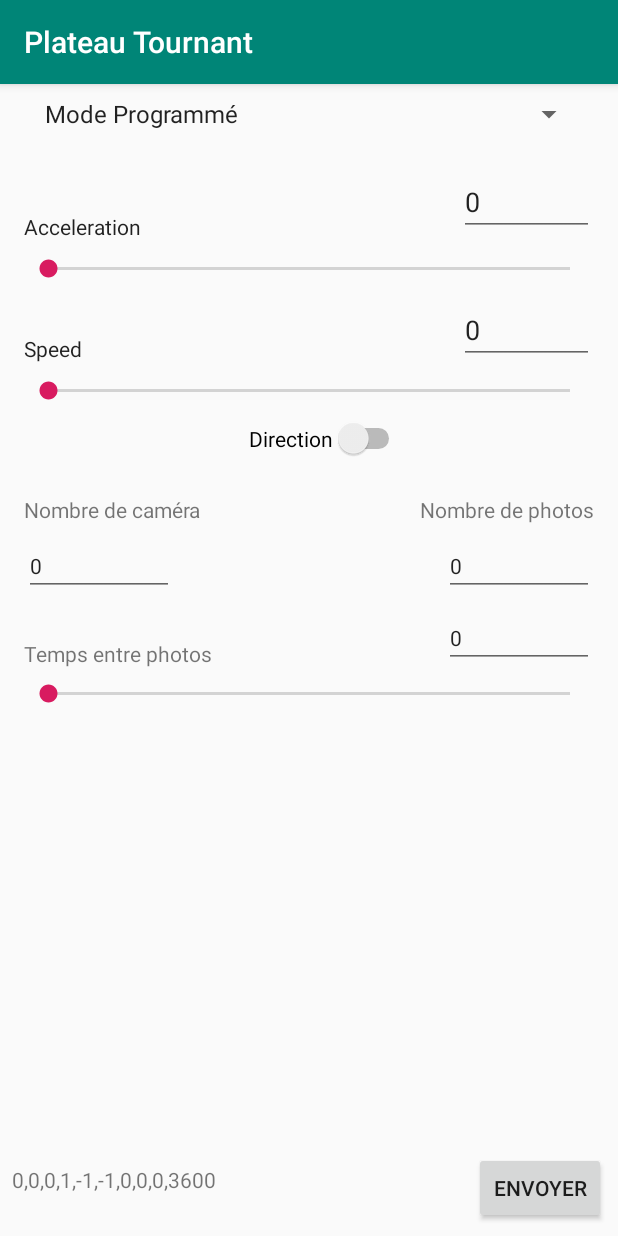
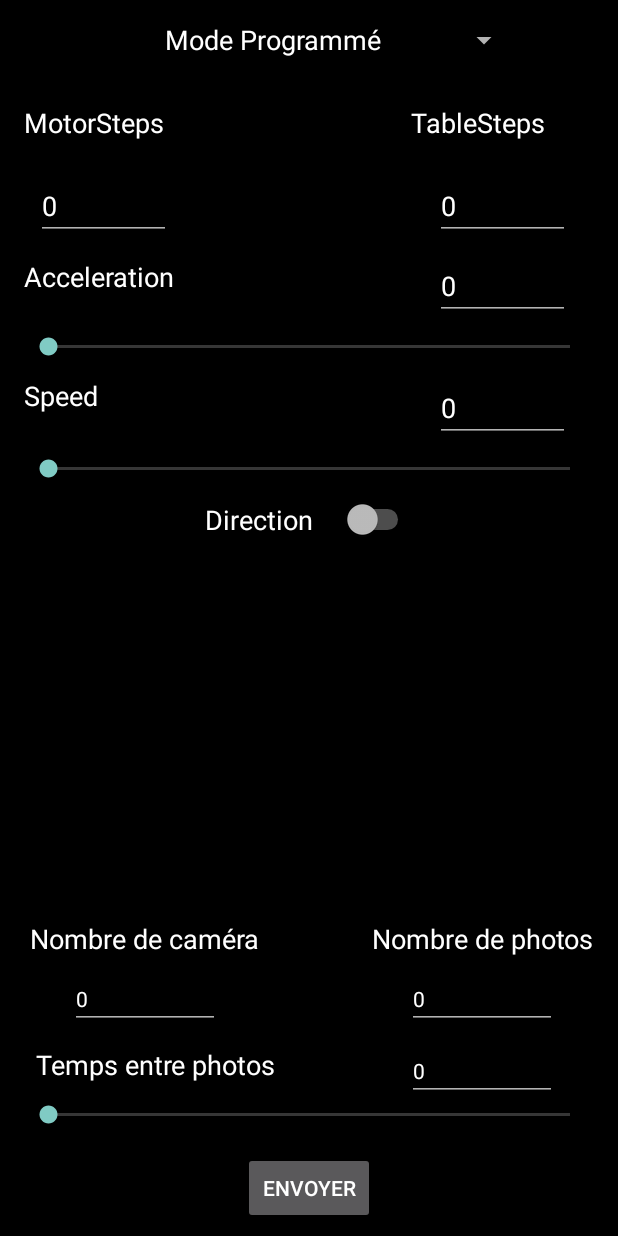
Before and after one commit to LouisMalbranque/Table-Rotative, an Android app: the MainActivity screen opened directly, with no data from a screen before it, after a tap on "ENVOYER", on a phone screen of 412 x 824 dp. Run offline under Robolectric (Android 15) with nearby library versions, the phone set to English and light mode, and no system bars.

Commit message:
design layout

```diff
--- a/software/android app/app/src/main/AndroidManifest.xml
+++ b/software/android app/app/src/main/AndroidManifest.xml
@@ -11,7 +11,7 @@
         android:label="@string/app_name"
         android:roundIcon="@mipmap/ic_launcher_round"
         android:supportsRtl="true"
-        android:theme="@style/AppTheme">
+        android:theme="@style/Theme.AppCompat.NoActionBar">
         <activity android:name=".Connexion">
             <intent-filter>
                 <action android:name="android.intent.action.MAIN" />
--- a/software/android app/app/src/main/java/com/example/louis/plateautournant/Bluetooth/Peripherique.java
+++ b/software/android app/app/src/main/java/com/example/louis/plateautournant/Bluetooth/Peripherique.java
@@ -146,6 +146,8 @@ public class Peripherique {
     {
         System.out.println("déconnexion");
 
+        isConnected=false;
+
         try {
             tReception.arreter();
         }catch (Exception e){
@@ -165,7 +167,6 @@ public class Peripherique {
             try {socket.close();} catch (Exception e) {}
             socket = null;
         }
-
         System.out.println("déconnexion réussie");
         return true;
 
--- a/software/android app/app/src/main/java/com/example/louis/plateautournant/MainActivity.java
+++ b/software/android app/app/src/main/java/com/example/louis/plateautournant/MainActivity.java
@@ -25,13 +25,19 @@ public class MainActivity extends AppCompatActivity {
     private String data ="";
 
     private Spinner spinnerMode;
+
     private EditText accelerationNumber;
     private EditText speedNumber;
+    private EditText stepsmotorNumber;
+    private EditText stepstableNumber;
+
     private SeekBar accelerationSeekBar;
     private SeekBar speedSeekBar;
+
     private Switch directionSwitch;
+
     private Button sendButton;
-    private TextView dataText;
+
 
     ArrayList<String> spinnerModeItems = new ArrayList<String>();
 
@@ -55,22 +61,21 @@ public class MainActivity extends AppCompatActivity {
         super.onCreate(savedInstanceState);
         setContentView(R.layout.activity_main);
 
-
-
         spinnerMode = findViewById(R.id.spinnerMode);
 
         accelerationNumber = findViewById(R.id.numberAcceleration);
         accelerationSeekBar = findViewById(R.id.seekbarAcceleration);
 
-
         speedNumber = findViewById(R.id.numberSpeed);
         speedSeekBar = findViewById(R.id.seekbarSpeed);
+
+
+
 
         directionSwitch = findViewById(R.id.directionSwitch);
 
         sendButton = findViewById(R.id.buttonSend);
 
-        dataText = findViewById(R.id.data);
 
         accelerationNumber.addTextChangedListener(new TextWatcher() {
             @Override
@@ -154,8 +159,8 @@ public class MainActivity extends AppCompatActivity {
         spinnerModeItems.add("Mode Temps Réel");
 
 
-        ArrayAdapter<String> adapter = new ArrayAdapter<String>(this, android.R.layout.simple_spinner_item, spinnerModeItems);
-        adapter.setDropDownViewResource(android.R.layout.simple_spinner_dropdown_item);
+        ArrayAdapter<String> adapter = new ArrayAdapter<String>(this, R.layout.custom_spinner, spinnerModeItems);
+        adapter.setDropDownViewResource(R.layout.custom_spinner);
         spinnerMode.setAdapter(adapter);
         adapter.setNotifyOnChange(true);
 
@@ -228,7 +233,6 @@ public class MainActivity extends AppCompatActivity {
                 data +=Integer.toString(pause_between_camera)+",";
                 data +=Integer.toString(steps);
 
-                dataText.setText(data);
             }
         });
     }
--- a/software/android app/app/src/main/res/layout/activity_main.xml
+++ b/software/android app/app/src/main/res/layout/activity_main.xml
@@ -7,15 +7,19 @@
     tools:context=".Connexion"
     android:focusable="true"
     android:focusableInTouchMode="true"
-    android:clickable="true">
+    android:clickable="true"
+    android:background="@color/colorPrimary"
+    >
+
 
     <Spinner
         android:id="@+id/spinnerMode"
-        android:layout_width="368dp"
-        android:layout_height="wrap_content"
-        android:layout_marginStart="8dp"
-        android:layout_marginTop="8dp"
-        android:layout_marginEnd="8dp"
+        android:layout_width="0dp"
+        android:layout_height="53dp"
+        android:layout_marginStart="65dp"
+        android:layout_marginEnd="65dp"
+        android:overlapAnchor="false"
+        android:textAlignment="center"
         app:layout_constraintEnd_toEndOf="parent"
         app:layout_constraintStart_toStartOf="parent"
         app:layout_constraintTop_toTopOf="parent" />
@@ -24,32 +28,33 @@
         android:id="@+id/fragment"
         android:name="com.example.louis.plateautournant.Fragment.BlankFragment"
         android:layout_width="0dp"
-        android:layout_height="0dp"
+        android:layout_height="262dp"
         android:layout_marginStart="8dp"
-        android:layout_marginTop="16dp"
         android:layout_marginEnd="8dp"
         android:layout_marginBottom="8dp"
         app:layout_constraintBottom_toTopOf="@+id/buttonSend"
         app:layout_constraintEnd_toEndOf="parent"
-        app:layout_constraintStart_toStartOf="parent"
-        app:layout_constraintTop_toBottomOf="@+id/constraintLayout" />
+        app:layout_constraintHorizontal_bias="0.0"
+        app:layout_constraintStart_toStartOf="parent" />
 
     <Button
         android:id="@+id/buttonSend"
         android:layout_width="wrap_content"
         android:layout_height="wrap_content"
+        android:layout_marginStart="8dp"
         android:layout_marginEnd="8dp"
         android:layout_marginBottom="8dp"
         android:text="Envoyer"
         app:layout_constraintBottom_toBottomOf="parent"
-        app:layout_constraintEnd_toEndOf="parent" />
+        app:layout_constraintEnd_toEndOf="parent"
+        app:layout_constraintStart_toStartOf="parent" />
 
     <android.support.constraint.ConstraintLayout
         android:id="@+id/constraintLayout"
         android:layout_width="0dp"
-        android:layout_height="wrap_content"
+        android:layout_height="316dp"
         android:layout_marginStart="8dp"
-        android:layout_marginTop="16dp"
+        android:layout_marginTop="8dp"
         android:layout_marginEnd="8dp"
         app:layout_constraintEnd_toEndOf="parent"
         app:layout_constraintHorizontal_bias="0.0"
@@ -57,15 +62,84 @@
         app:layout_constraintTop_toBottomOf="@+id/spinnerMode">
 
         <TextView
+            android:id="@+id/stepsmotortext"
+            android:layout_width="122dp"
+            android:layout_height="37dp"
+            android:layout_marginStart="8dp"
+            android:text="MotorSteps"
+            android:textAppearance="@style/TextAppearance.AppCompat"
+            android:textColor="@android:color/background_light"
+            android:textSize="18sp"
+            app:layout_constraintStart_toStartOf="parent"
+            app:layout_constraintTop_toTopOf="@+id/stepstabletext" />
+
+        <TextView
+            android:id="@+id/stepstabletext"
+            android:layout_width="122dp"
+            android:layout_height="37dp"
+            android:layout_marginTop="8dp"
+            android:layout_marginEnd="8dp"
+            android:text="TableSteps"
+            android:textAppearance="@style/TextAppearance.AppCompat"
+            android:textColor="@android:color/background_light"
+            android:textSize="18sp"
+            app:layout_constraintEnd_toEndOf="parent"
+            app:layout_constraintTop_toTopOf="parent" />
+
+        <EditText
+            android:id="@+id/stepstableNumber"
+            android:layout_width="90dp"
+            android:layout_height="wrap_content"
+            android:layout_marginTop="8dp"
+            android:ems="10"
+            android:inputType="number"
+            android:text="0"
+            android:textColor="@android:color/background_light"
+            app:layout_constraintEnd_toEndOf="@+id/stepstabletext"
+            app:layout_constraintStart_toStartOf="@+id/stepstabletext"
+            app:layout_constraintTop_toBottomOf="@+id/stepstabletext" />
+
+        <EditText
+            android:id="@+id/stepsmotorNumber"
+            android:layout_width="90dp"
+            android:layout_height="wrap_content"
+            android:layout_marginStart="8dp"
+            android:layout_marginTop="8dp"
+            android:layout_marginBottom="12dp"
+            android:ems="10"
+            android:inputType="number"
+            android:text="0"
+            android:textColor="@android:color/background_light"
+            app:layout_constraintBottom_toTopOf="@+id/accelerationText"
+            app:layout_constraintStart_toStartOf="@+id/seekbarAcceleration"
+            app:layout_constraintTop_toBottomOf="@+id/stepsmotortext"
+            app:layout_constraintVertical_bias="0.0" />
+
+        <EditText
+            android:id="@+id/numberAcceleration"
+            android:layout_width="90dp"
+            android:layout_height="wrap_content"
+            android:layout_marginTop="8dp"
+            android:ems="10"
+            android:inputType="number"
+            android:text="0"
+            android:textColor="@android:color/background_light"
+            app:layout_constraintEnd_toEndOf="@+id/stepstableNumber"
+            app:layout_constraintTop_toBottomOf="@+id/stepstableNumber" />
+
+        <TextView
             android:id="@+id/speedText"
-            android:layout_width="100dp"
-            android:layout_height="20dp"
+            android:layout_width="90dp"
+            android:layout_height="42dp"
             android:layout_marginStart="8dp"
             android:layout_marginBottom="8dp"
             android:text="Speed"
             android:textAppearance="@style/TextAppearance.AppCompat"
+            android:textColor="@android:color/background_light"
+            android:textSize="18sp"
             app:layout_constraintBottom_toTopOf="@+id/seekbarSpeed"
-            app:layout_constraintStart_toStartOf="parent" />
+            app:layout_constraintStart_toStartOf="parent"
+            app:layout_constraintTop_toTopOf="@+id/numberSpeed" />
 
         <SeekBar
             android:id="@+id/seekbarSpeed"
@@ -84,78 +158,54 @@
             android:layout_width="90dp"
             android:layout_height="wrap_content"
             android:layout_marginTop="8dp"
-            android:layout_marginEnd="8dp"
             android:ems="10"
-            android:focusable="true"
-            android:focusableInTouchMode="true"
             android:inputType="number"
             android:text="0"
-            app:layout_constraintEnd_toEndOf="parent"
+            android:textColor="@android:color/background_light"
+            app:layout_constraintEnd_toEndOf="@+id/numberAcceleration"
             app:layout_constraintTop_toBottomOf="@+id/seekbarAcceleration" />
 
         <TextView
             android:id="@+id/accelerationText"
-            android:layout_width="100dp"
-            android:layout_height="20dp"
+            android:layout_width="122dp"
+            android:layout_height="37dp"
             android:layout_marginStart="8dp"
             android:layout_marginBottom="8dp"
             android:text="Acceleration"
             android:textAppearance="@style/TextAppearance.AppCompat"
+            android:textColor="@android:color/background_light"
+            android:textSize="18sp"
             app:layout_constraintBottom_toTopOf="@+id/seekbarAcceleration"
-            app:layout_constraintStart_toStartOf="parent" />
+            app:layout_constraintStart_toStartOf="parent"
+            app:layout_constraintTop_toTopOf="@+id/numberAcceleration" />
 
         <SeekBar
             android:id="@+id/seekbarAcceleration"
             android:layout_width="0dp"
             android:layout_height="20dp"
             android:layout_marginStart="8dp"
-            android:layout_marginTop="12dp"
+            android:layout_marginTop="8dp"
             android:layout_marginEnd="8dp"
             app:layout_constraintEnd_toEndOf="parent"
+            app:layout_constraintHorizontal_bias="1.0"
             app:layout_constraintStart_toStartOf="parent"
             app:layout_constraintTop_toBottomOf="@+id/numberAcceleration" />
 
-        <EditText
-            android:id="@+id/numberAcceleration"
-            android:layout_width="90dp"
-            android:layout_height="wrap_content"
-            android:layout_marginTop="8dp"
-            android:layout_marginEnd="8dp"
-            android:ems="10"
-            android:focusable="true"
-            android:focusableInTouchMode="true"
-            android:inputType="number"
-            android:text="0"
-            app:layout_constraintEnd_toEndOf="parent"
-            app:layout_constraintTop_toTopOf="parent" />
-
         <Switch
             android:id="@+id/directionSwitch"
-            android:layout_width="wrap_content"
-            android:layout_height="20dp"
+            android:layout_width="139dp"
+            android:layout_height="38dp"
             android:layout_marginStart="8dp"
-            android:layout_marginTop="8dp"
             android:layout_marginEnd="8dp"
+            android:layout_marginBottom="8dp"
             android:switchTextAppearance="@style/TextAppearance.AppCompat"
             android:text="Direction"
+            android:textColor="@android:color/background_light"
+            android:textSize="18sp"
+            app:layout_constraintBottom_toBottomOf="parent"
             app:layout_constraintEnd_toEndOf="parent"
-            app:layout_constraintHorizontal_bias="0.544"
             app:layout_constraintStart_toStartOf="parent"
             app:layout_constraintTop_toBottomOf="@+id/seekbarSpeed" />
     </android.support.constraint.ConstraintLayout>
 
-    <TextView
-        android:id="@+id/data"
-        android:layout_width="0dp"
-        android:layout_height="31dp"
-        android:layout_marginStart="8dp"
-        android:layout_marginTop="8dp"
-        android:layout_marginEnd="8dp"
-        android:layout_marginBottom="8dp"
-        android:text="TextView"
-        app:layout_constraintBottom_toBottomOf="parent"
-        app:layout_constraintEnd_toStartOf="@+id/buttonSend"
-        app:layout_constraintStart_toStartOf="parent"
-        app:layout_constraintTop_toBottomOf="@+id/fragment" />
-
 </android.support.constraint.ConstraintLayout>
--- /dev/null
+++ b/software/android app/app/src/main/res/layout/custom_spinner.xml
@@ -0,0 +1,18 @@
+<?xml version="1.0" encoding="utf-8"?>
+
+
+<TextView xmlns:android="http://schemas.android.com/apk/res/android"
+    xmlns:tools="http://schemas.android.com/tools"
+    android:id="@+id/textView1"
+    android:layout_width="match_parent"
+    android:layout_height="wrap_content"
+    android:layout_centerHorizontal="true"
+    android:layout_centerVertical="true"
+    android:layout_marginLeft="65dp"
+    android:layout_marginRight="65dp"
+    android:background="@android:color/background_dark"
+    android:padding="12dp"
+    android:textAlignment="center"
+    android:textAppearance="?android:attr/textAppearanceLarge"
+    android:textColor="@android:color/background_light"
+    android:textSize="18dp" />
--- a/software/android app/app/src/main/res/layout/programmed_rotation.xml
+++ b/software/android app/app/src/main/res/layout/programmed_rotation.xml
@@ -4,7 +4,8 @@
     xmlns:tools="http://schemas.android.com/tools"
     android:layout_width="match_parent"
     android:layout_height="match_parent"
-    tools:context=".Fragment.ProgrammedRotation"    >
+    android:background="@android:color/background_dark"
+    tools:context=".Fragment.ProgrammedRotation">
 
     <!-- TODO: Update blank fragment layout -->
 
@@ -12,68 +13,76 @@
         android:id="@+id/timeBetweenPhotosNumber"
         android:layout_width="100dp"
         android:layout_height="wrap_content"
-        android:layout_marginTop="8dp"
-        android:layout_marginEnd="8dp"
         android:ems="10"
         android:inputType="number"
         android:text="0"
+        android:textColor="@android:color/background_light"
         android:textSize="14dp"
-        app:layout_constraintEnd_toEndOf="parent"
-        app:layout_constraintTop_toBottomOf="@+id/frameNumber" />
+        app:layout_constraintBottom_toTopOf="@+id/timeBetweenPhotosSeekbar"
+        app:layout_constraintEnd_toEndOf="@+id/frameNumber"
+        app:layout_constraintHorizontal_bias="0.0"
+        app:layout_constraintStart_toStartOf="@+id/frameNumber" />
 
     <EditText
         android:id="@+id/cameraNumber"
         android:layout_width="100dp"
         android:layout_height="wrap_content"
-        android:layout_marginStart="8dp"
-        android:layout_marginTop="8dp"
         android:ems="10"
         android:inputType="number"
         android:text="0"
+        android:textColor="@android:color/background_light"
         android:textSize="14dp"
-        app:layout_constraintStart_toStartOf="parent"
-        app:layout_constraintTop_toBottomOf="@+id/textCameraNumber" />
+        app:layout_constraintBottom_toBottomOf="@+id/frameNumber"
+        app:layout_constraintEnd_toEndOf="@+id/textCameraNumber"
+        app:layout_constraintStart_toStartOf="@+id/textCameraNumber" />
 
     <EditText
         android:id="@+id/frameNumber"
         android:layout_width="100dp"
         android:layout_height="wrap_content"
-        android:layout_marginTop="8dp"
-        android:layout_marginEnd="8dp"
+        android:layout_marginBottom="8dp"
         android:ems="10"
         android:inputType="number"
         android:text="0"
+        android:textColor="@android:color/background_light"
         android:textSize="14dp"
-        app:layout_constraintEnd_toEndOf="parent"
-        app:layout_constraintTop_toBottomOf="@+id/textFrameNumber" />
+        app:layout_constraintBottom_toTopOf="@+id/timeBetweenPhotosNumber"
+        app:layout_constraintEnd_toEndOf="@+id/textFrameNumber"
+        app:layout_constraintHorizontal_bias="0.489"
+        app:layout_constraintStart_toStartOf="@+id/textFrameNumber" />
 
     <TextView
         android:id="@+id/textCameraNumber"
         android:layout_width="wrap_content"
         android:layout_height="wrap_content"
-        android:layout_marginStart="8dp"
-        android:layout_marginTop="8dp"
+        android:layout_marginStart="12dp"
         android:text="Nombre de caméra"
-        app:layout_constraintStart_toStartOf="parent"
-        app:layout_constraintTop_toTopOf="parent" />
+        android:textColor="@android:color/background_light"
+        android:textSize="18sp"
+        app:layout_constraintBottom_toBottomOf="@+id/textFrameNumber"
+        app:layout_constraintStart_toStartOf="parent" />
 
     <TextView
         android:id="@+id/textFrameNumber"
         android:layout_width="wrap_content"
         android:layout_height="wrap_content"
-        android:layout_marginTop="8dp"
         android:layout_marginEnd="8dp"
+        android:layout_marginBottom="8dp"
         android:text="Nombre de photos"
-        app:layout_constraintEnd_toEndOf="parent"
-        app:layout_constraintTop_toTopOf="parent" />
+        android:textColor="@android:color/background_light"
+        android:textSize="18sp"
+        app:layout_constraintBottom_toTopOf="@+id/frameNumber"
+        app:layout_constraintEnd_toEndOf="parent" />
 
     <TextView
         android:id="@+id/textTimeBetweenPhotos"
         android:layout_width="wrap_content"
         android:layout_height="wrap_content"
-        android:layout_marginStart="8dp"
-        android:layout_marginBottom="8dp"
+        android:layout_marginStart="16dp"
+        android:layout_marginBottom="12dp"
         android:text="Temps entre photos"
+        android:textColor="@android:color/background_light"
+        android:textSize="18sp"
         app:layout_constraintBottom_toTopOf="@+id/timeBetweenPhotosSeekbar"
         app:layout_constraintStart_toStartOf="parent" />
 
@@ -82,9 +91,10 @@
         android:layout_width="0dp"
         android:layout_height="wrap_content"
         android:layout_marginStart="8dp"
-        android:layout_marginTop="8dp"
         android:layout_marginEnd="8dp"
+        android:layout_marginBottom="8dp"
+        app:layout_constraintBottom_toBottomOf="parent"
         app:layout_constraintEnd_toEndOf="parent"
-        app:layout_constraintStart_toStartOf="parent"
-        app:layout_constraintTop_toBottomOf="@+id/timeBetweenPhotosNumber" />
+        app:layout_constraintHorizontal_bias="1.0"
+        app:layout_constraintStart_toStartOf="parent" />
 </android.support.constraint.ConstraintLayout>
--- a/software/android app/app/src/main/res/layout/real_time_rotation.xml
+++ b/software/android app/app/src/main/res/layout/real_time_rotation.xml
@@ -1,79 +1,82 @@
 <?xml version="1.0" encoding="utf-8"?>
-<android.support.constraint.ConstraintLayout
-    xmlns:android="http://schemas.android.com/apk/res/android"
+<android.support.constraint.ConstraintLayout xmlns:android="http://schemas.android.com/apk/res/android"
     xmlns:app="http://schemas.android.com/apk/res-auto"
     xmlns:tools="http://schemas.android.com/tools"
     android:layout_width="match_parent"
     android:layout_height="match_parent"
+    android:background="@android:color/background_dark"
     tools:context=".Fragment.RealTimeRotation">
 
     <EditText
         android:id="@+id/numberTurnTime"
         android:layout_width="90dp"
         android:layout_height="wrap_content"
-        android:layout_marginTop="8dp"
         android:layout_marginEnd="8dp"
+        android:layout_marginBottom="8dp"
         android:ems="10"
         android:focusable="true"
         android:focusableInTouchMode="true"
         android:inputType="number"
-        app:layout_constraintEnd_toEndOf="parent"
-        app:layout_constraintTop_toBottomOf="@+id/turnText" />
+        android:text="0"
+        android:textColor="@android:color/background_light"
+        app:layout_constraintBottom_toTopOf="@+id/seekBarTimeTurn"
+        app:layout_constraintEnd_toEndOf="parent" />
 
     <TextView
         android:id="@+id/timeText"
         android:layout_width="wrap_content"
         android:layout_height="wrap_content"
-        android:layout_marginTop="8dp"
-        android:layout_marginEnd="8dp"
+        android:layout_marginEnd="16dp"
         android:text="Time Mode"
-        android:textSize="18dp"
+        android:textColor="@android:color/background_light"
+        android:textSize="18sp"
         app:layout_constraintEnd_toStartOf="@+id/switchTimeTurn"
-        app:layout_constraintTop_toTopOf="parent" />
+        app:layout_constraintTop_toTopOf="@+id/switchTimeTurn" />
 
     <Switch
         android:id="@+id/switchTimeTurn"
         android:layout_width="wrap_content"
         android:layout_height="wrap_content"
         android:layout_marginStart="8dp"
-        android:layout_marginTop="8dp"
         android:layout_marginEnd="8dp"
         app:layout_constraintEnd_toEndOf="parent"
         app:layout_constraintStart_toStartOf="parent"
-        app:layout_constraintTop_toTopOf="parent" />
+        app:layout_constraintTop_toTopOf="@+id/turnText" />
 
     <TextView
         android:id="@+id/turnText"
         android:layout_width="wrap_content"
         android:layout_height="wrap_content"
-        android:layout_marginStart="8dp"
-        android:layout_marginTop="8dp"
+        android:layout_marginStart="16dp"
+        android:layout_marginBottom="16dp"
         android:text="Turns Mode"
-        android:textSize="18dp"
-        app:layout_constraintStart_toEndOf="@+id/switchTimeTurn"
-        app:layout_constraintTop_toTopOf="parent"/>
+        android:textColor="@android:color/background_light"
+        android:textSize="18sp"
+        app:layout_constraintBottom_toTopOf="@+id/numberTurnTime"
+        app:layout_constraintStart_toEndOf="@+id/switchTimeTurn" />
 
     <TextView
         android:id="@+id/timeTurnText"
-        android:layout_width="wrap_content"
-        android:layout_height="20dp"
-        android:layout_marginStart="8dp"
-        android:layout_marginBottom="8dp"
+        android:layout_width="124dp"
+        android:layout_height="31dp"
+        android:layout_marginStart="16dp"
         android:text="Rotation Time"
-        app:layout_constraintBottom_toTopOf="@+id/seekBarTimeTurn"
-        app:layout_constraintStart_toStartOf="parent" />
+        android:textColor="@android:color/background_light"
+        android:textSize="18sp"
+        app:layout_constraintBottom_toBottomOf="@+id/numberTurnTime"
+        app:layout_constraintStart_toStartOf="parent"
+        app:layout_constraintTop_toTopOf="@+id/numberTurnTime" />
 
     <SeekBar
         android:id="@+id/seekBarTimeTurn"
         android:layout_width="0dp"
         android:layout_height="20dp"
         android:layout_marginStart="8dp"
-        android:layout_marginTop="8dp"
         android:layout_marginEnd="8dp"
-        app:layout_constraintEnd_toEndOf="parent"
-        app:layout_constraintHorizontal_bias="0.0"
-        app:layout_constraintStart_toStartOf="parent"
-        app:layout_constraintTop_toBottomOf="@+id/numberTurnTime" />
+        android:layout_marginBottom="8dp"
+        app:layout_constraintBottom_toBottomOf="parent"
+        app:layout_constraintEnd_toEndOf="@+id/numberTurnTime"
+        app:layout_constraintStart_toStartOf="@+id/timeTurnText" />
 
 
 </android.support.constraint.ConstraintLayout>
--- a/software/android app/app/src/main/res/values/colors.xml
+++ b/software/android app/app/src/main/res/values/colors.xml
@@ -1,6 +1,6 @@
 <?xml version="1.0" encoding="utf-8"?>
 <resources>
-    <color name="colorPrimary">#008577</color>
+    <color name="colorPrimary">#000000</color>
     <color name="colorPrimaryDark">#00574B</color>
     <color name="colorAccent">#D81B60</color>
 </resources>
--- a/software/android app/app/src/main/res/values/styles.xml
+++ b/software/android app/app/src/main/res/values/styles.xml
@@ -6,6 +6,8 @@
         <item name="colorPrimary">@color/colorPrimary</item>
         <item name="colorPrimaryDark">@color/colorPrimaryDark</item>
         <item name="colorAccent">@color/colorAccent</item>
+        <item name="android:windowActionBar">false</item>
+        <item name="android:windowNoTitle">true</item>
     </style>
 
 </resources>
```
Also changed, not shown: 1 other file.
